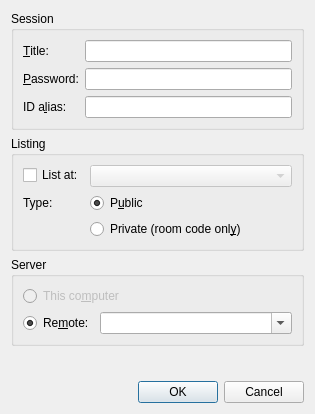
This is src/desktop/ui/hostdialog.ui in drawpile/Drawpile as Qt 5 draws it before an edit. The edited form follows.
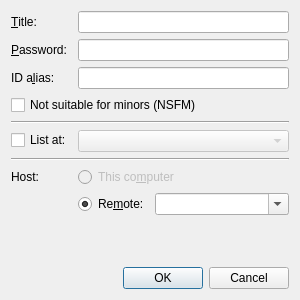
This is the edited form.

Commit message:
Clean up and add NSFM option to host dialog
Instead of always guessing the NSFM mode from the title, it now provides
a checkbox for it. Typing a title that looks to include an NSFM keyword,
the box will be ticked automatically. If parental controls don't allow
joining NSFM sessions, the NSFM option will not be visible and the OK
button will be disabled.

Also removes the private listing option, since it's not useful anymore
and also pretty confusing as to what it does. And replaces the group
widgets in the UI with a few separators.

What changed in the file:
```diff
--- a/src/desktop/ui/hostdialog.ui
+++ b/src/desktop/ui/hostdialog.ui
@@ -9,8 +9,8 @@
    <rect>
     <x>0</x>
     <y>0</y>
-    <width>315</width>
-    <height>414</height>
+    <width>300</width>
+    <height>300</height>
    </rect>
   </property>
   <property name="windowTitle">
@@ -18,10 +18,6 @@
   </property>
   <layout class="QVBoxLayout">
    <item>
-    <widget class="QGroupBox">
-     <property name="title">
-      <string>Session</string>
-     </property>
      <layout class="QFormLayout">
       <item row="0" column="0">
        <widget class="QLabel">
@@ -89,16 +85,17 @@
         </property>
        </widget>
       </item>
-     </layout>
-    </widget>
-   </item>
-   <item>
-    <widget class="QGroupBox">
-     <property name="title">
-      <string>Listing</string>
-     </property>
-     <layout class="QFormLayout">
-      <item row="0" column="0">
+     <item row="3" column="0" colspan="2">
+      <widget class="QCheckBox" name="nsfm">
+       <property name="text">
+        <string>Not suitable for minors (NSFM)</string>
+       </property>
+       <property name="toolTip">
+        <string>Marks the session as having age-restricted content.</string>
+       </property>
+      </widget>
+     </item>
+     <item row="5" column="0">
        <widget class="QCheckBox" name="announce">
         <property name="toolTip">
          <string>Announce the session at a public list</string>
@@ -108,7 +105,7 @@
         </property>
        </widget>
       </item>
-      <item row="0" column="1">
+     <item row="5" column="1">
        <widget class="QComboBox" name="listingserver">
         <property name="enabled">
          <bool>false</bool>
@@ -121,40 +118,21 @@
         </property>
        </widget>
       </item>
-      <item row="1" column="0">
+     <item row="4" column="0" colspan="2">
+      <widget class="Line">
+       <property name="orientation">
+        <enum>Qt::Horizontal</enum>
+       </property>
+      </widget>
+     </item>
+     <item row="7" column="0">
        <widget class="QLabel">
         <property name="text">
-         <string>Type:</string>
+        <string>Host:</string>
         </property>
        </widget>
       </item>
-      <item row="1" column="1">
-       <widget class="QRadioButton" name="listPublic">
-        <property name="text">
-         <string>P&amp;ublic</string>
-        </property>
-        <property name="checked">
-         <bool>true</bool>
-        </property>
-       </widget>
-      </item>
-      <item row="2" column="1">
-       <widget class="QRadioButton" name="listPrivate">
-        <property name="text">
-         <string>Private (room code onl&amp;y)</string>
-        </property>
-       </widget>
-      </item>
-     </layout>
-    </widget>
-   </item>
-   <item>
-    <widget class="QGroupBox">
-     <property name="title">
-      <string>Server</string>
-     </property>
-     <layout class="QVBoxLayout">
-      <item>
+     <item row="7" column="1">
        <widget class="QRadioButton" name="uselocal">
         <property name="enabled">
          <bool>false</bool>
@@ -170,7 +148,7 @@
         </property>
        </widget>
       </item>
-      <item>
+     <item row="8" column="1">
        <layout class="QHBoxLayout">
         <item>
          <widget class="QRadioButton" name="useremote">
@@ -218,8 +196,14 @@
         </item>
        </layout>
       </item>
-     </layout>
-    </widget>
+     <item row="6" column="0" colspan="2">
+      <widget class="Line">
+       <property name="orientation">
+        <enum>Qt::Horizontal</enum>
+       </property>
+      </widget>
+     </item>
+    </layout>
    </item>
    <item>
     <spacer>
@@ -229,7 +213,7 @@
      <property name="sizeHint" stdset="0">
       <size>
        <width>20</width>
-       <height>1</height>
+       <height>0</height>
       </size>
      </property>
     </spacer>
```
Left out of the diff: 3 changed lines with no effect on the pictures. Lines whose indentation alone changed are shown as unchanged. The commit also changes 6 other files.
